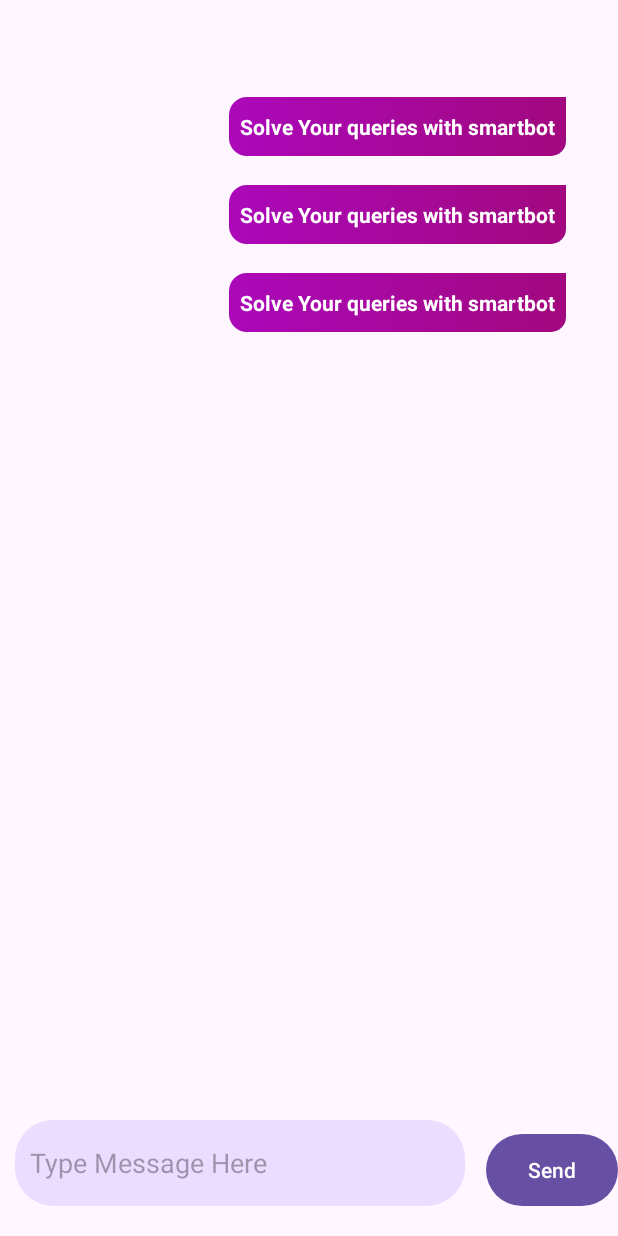
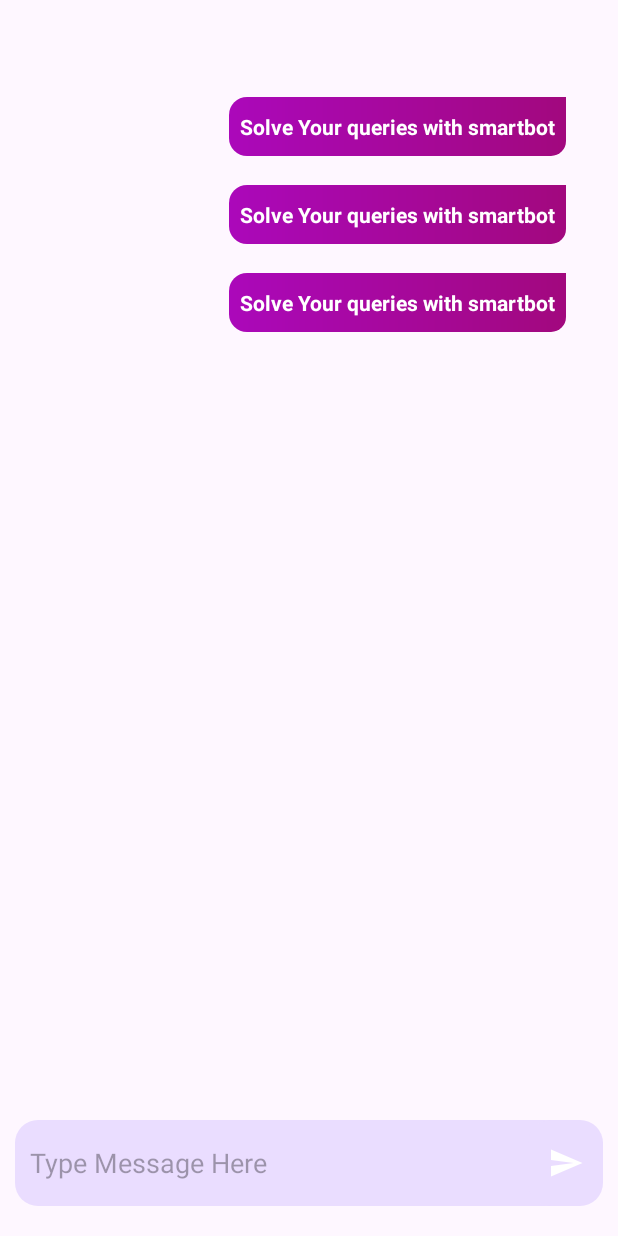
Before and after one commit to mayank0rajput/Chat-Messenger, an Android app: the layout activity_main.xml on its own in the app's theme, with its tools: preview values and no code run, on a phone screen of 412 x 824 dp. Run offline under Robolectric (Android 15) with nearby library versions, the phone set to English and light mode, and no system bars.

Commit message:
fix: chat activity ui issues

```diff
--- a/app/src/main/java/com/example/chatmessenger/MainActivity.kt
+++ b/app/src/main/java/com/example/chatmessenger/MainActivity.kt
@@ -43,9 +43,8 @@ class MainActivity : AppCompatActivity() {
         mChatViewModel = ViewModelProvider(this).get(ChatViewModel::class.java)
         mChatViewModel.readAllChat.observe(this, Observer {chats->
             adapter.setData(chats)
+            binding.recyclerview.smoothScrollToPosition(position())
         })
-        binding.recyclerview.smoothScrollToPosition(adapter.itemCount+2)
-        binding.recyclerview.smoothScrollToPosition(position())
         binding.sendbtn.setOnClickListener {
             val messageInputText = messageInputView.text.toString()
             if (messageInputView.text!!.isBlank()){
@@ -55,14 +54,12 @@ class MainActivity : AppCompatActivity() {
                 var message = MessageModel(messageInputText, true,0)
                 mChatViewModel.addMessage(message)       // View Model add message to db
                 binding.recyclerview.recycledViewPool.clear()
-//                binding.recyclerview.smoothScrollToPosition()
-            messageInputView.setText(" ")
+                messageInputView.setText("")
                 var replyText = messageInputText+" " + messageInputText
                 var reply = MessageModel(replyText,false,0)
                 mChatViewModel.addMessage(reply)    // View Model add reply to db
-                Toast.makeText(this,"Position ${adapter.itemCount}",Toast.LENGTH_SHORT).show()
+              //  Toast.makeText(this,"Position ${adapter.itemCount}",Toast.LENGTH_SHORT).show()
                 binding.recyclerview.recycledViewPool.clear()
-                binding.recyclerview.smoothScrollToPosition(adapter.itemCount+2)
             }
         }
     }
@@ -81,5 +78,4 @@ class MainActivity : AppCompatActivity() {
         }
         return pos
     }
-    private fun insertIntoData(){}
 }
--- a/app/src/main/res/drawable/baseline_send_24.xml
+++ b/app/src/main/res/drawable/baseline_send_24.xml
@@ -1,5 +1,5 @@
 <vector android:autoMirrored="true" android:height="24dp"
-    android:tint="#000000" android:viewportHeight="24"
+    android:tint="#FFFFFF" android:viewportHeight="24"
     android:viewportWidth="24" android:width="24dp" xmlns:android="http://schemas.android.com/apk/res/android">
     <path android:fillColor="@android:color/white" android:pathData="M2.01,21L23,12 2.01,3 2,10l15,2 -15,2z"/>
 </vector>
--- a/app/src/main/res/drawable/roundedshape.xml
+++ b/app/src/main/res/drawable/roundedshape.xml
@@ -1,6 +1,6 @@
 <?xml version="1.0" encoding="utf-8"?>
 <shape xmlns:android="http://schemas.android.com/apk/res/android">
- <corners android:radius="25dp"/>
+ <corners android:radius="15dp"/>
  <solid android:color="?attr/colorPrimaryContainer"/>
 
  </shape>
--- a/app/src/main/res/layout/activity_main.xml
+++ b/app/src/main/res/layout/activity_main.xml
@@ -31,31 +31,33 @@
         app:layout_constraintTop_toBottomOf="@id/usernametextview">
 
     </androidx.recyclerview.widget.RecyclerView>
-
     <EditText
         android:padding="10dp"
-        android:textColor="?attr/colorOnPrimary"
+        android:paddingRight="60dp"
+        android:textColor="?attr/colorOnPrimaryContainer"
         android:id="@+id/message"
-        android:layout_width="300dp"
+        android:layout_width="380dp"
         android:layout_height="57dp"
         app:layout_constraintBottom_toBottomOf="parent"
         app:layout_constraintStart_toStartOf="parent"
         app:layout_constraintRight_toLeftOf="@id/sendbtn"
-        android:layout_marginHorizontal="10dp"
+        android:layout_marginLeft="10dp"
         android:layout_marginBottom="20dp"
         android:layout_alignParentTop="true"
         android:hint="Type Message Here"
         android:inputType="text"
         android:background="@drawable/roundedshape"
         />
-    <Button
+    <ImageButton
         android:id="@+id/sendbtn"
-        android:layout_width="wrap_content"
-        android:layout_height="wrap_content"
+        android:layout_width="50dp"
+        android:layout_height="57dp"
         android:background="@drawable/roundedshape"
-        android:text="Send"
+        android:src="@drawable/baseline_send_24"
         app:layout_constraintBottom_toBottomOf="parent"
         app:layout_constraintRight_toRightOf="parent"
+        app:layout_constraintTop_toTopOf="@id/message"
+        android:layout_marginHorizontal="10dp"
         android:layout_marginBottom="20dp"
         />
 </androidx.constraintlayout.widget.ConstraintLayout>
--- a/app/src/main/res/layout/chatleftitem.xml
+++ b/app/src/main/res/layout/chatleftitem.xml
@@ -23,7 +23,7 @@
             android:paddingTop="10dp"
             android:paddingRight="7dp"
             android:paddingBottom="10dp"
-            android:textColor="?attr/colorOnPrimary"
+            android:textColor="#FFFFFF"
             android:textColorHint="?attr/colorOnPrimary"
             android:textSize="15sp"
             android:textStyle="bold"/>
--- a/app/src/main/res/layout/chatrightitem.xml
+++ b/app/src/main/res/layout/chatrightitem.xml
@@ -27,7 +27,7 @@
             android:paddingRight="7dp"
             android:paddingBottom="10dp"
             android:text="Solve Your queries with smartbot"
-            android:textColor="?attr/colorOnPrimary"
+            android:textColor="#FFFFFF"
             android:textSize="14sp"
             android:textStyle="bold" />
 
```
